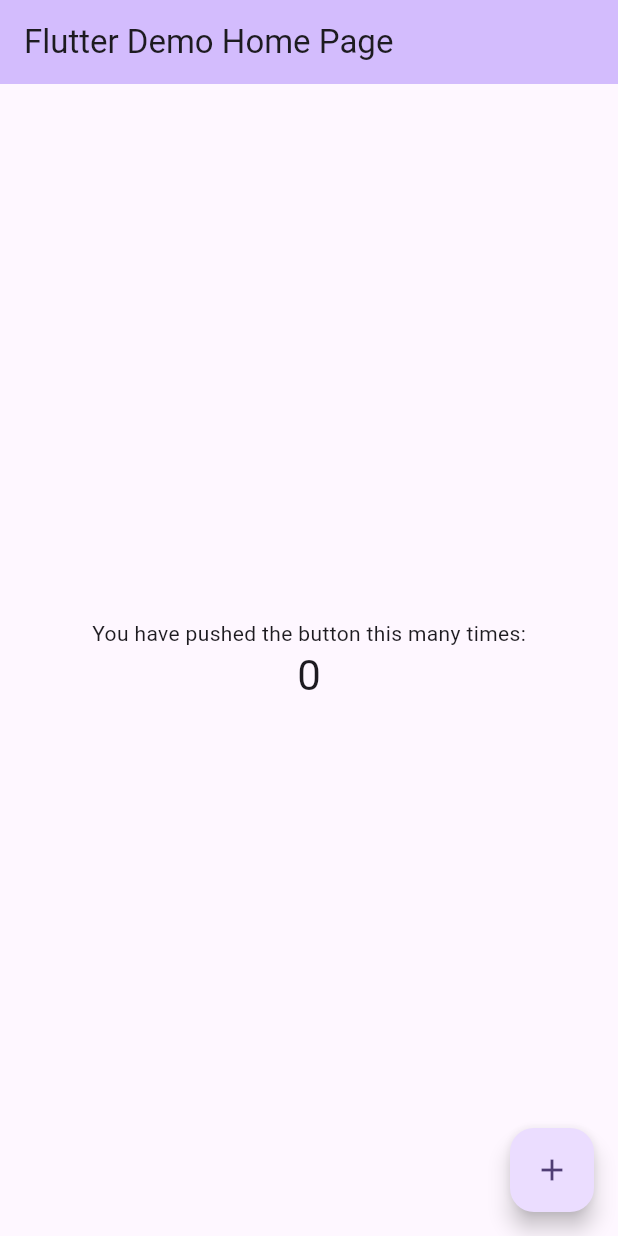
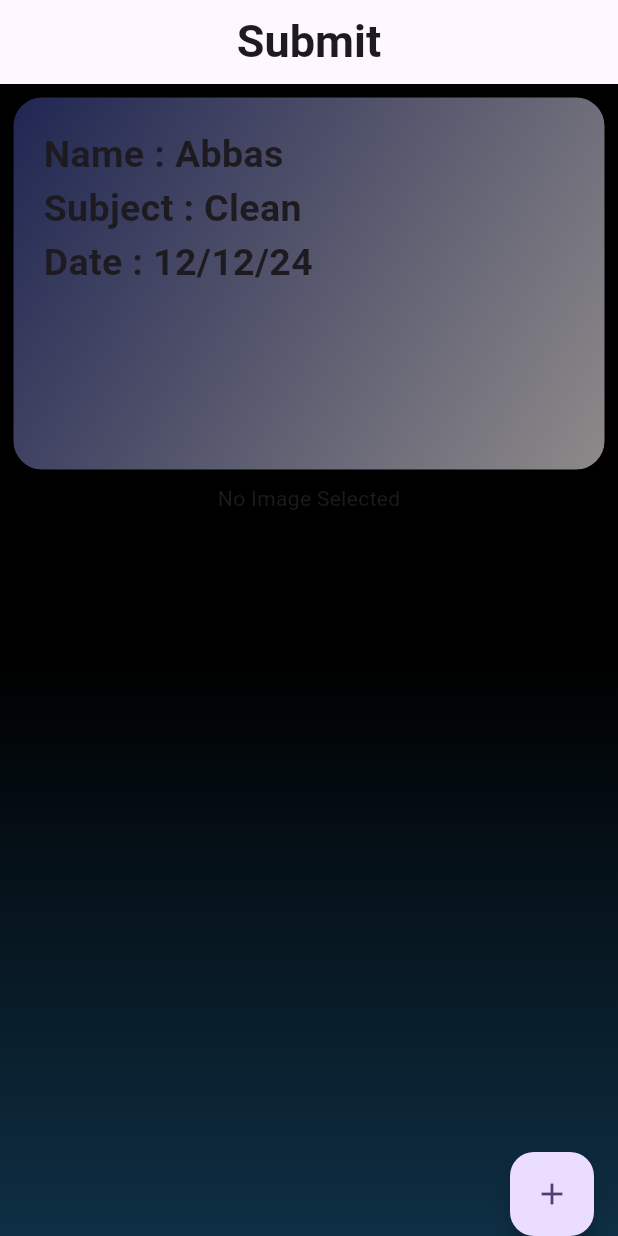
Before and after one commit to Ab2as/SwachhtaAdminWorker, a Flutter app: the screen it shows after launch, on a phone screen of 412 x 824 dp. Run offline on Flutter 3.47's test engine with Material 3 defaults, Android fonts, the light colour scheme and no system bars; our stand-ins replace firebase_core, image_picker; accounts and stored records are empty.

Commit message:
second commit

```diff
--- a/lib/main.dart
+++ b/lib/main.dart
@@ -1,125 +1,26 @@
+import 'package:firebase_core/firebase_core.dart';
 import 'package:flutter/material.dart';
+import 'package:swachhta_app2/worker/submit.dart';
 
-void main() {
+void main() async {
+  WidgetsFlutterBinding.ensureInitialized();
+  await Firebase.initializeApp();
   runApp(const MyApp());
 }
 
 class MyApp extends StatelessWidget {
   const MyApp({super.key});
 
-  // This widget is the root of your application.
   @override
   Widget build(BuildContext context) {
     return MaterialApp(
       title: 'Flutter Demo',
       theme: ThemeData(
-        // This is the theme of your application.
-        //
-        // TRY THIS: Try running your application with "flutter run". You'll see
-        // the application has a purple toolbar. Then, without quitting the app,
-        // try changing the seedColor in the colorScheme below to Colors.green
-        // and then invoke "hot reload" (save your changes or press the "hot
-        // reload" button in a Flutter-supported IDE, or press "r" if you used
-        // the command line to start the app).
-        //
-        // Notice that the counter didn't reset back to zero; the application
-        // state is not lost during the reload. To reset the state, use hot
-        // restart instead.
-        //
-        // This works for code too, not just values: Most code changes can be
-        // tested with just a hot reload.
         colorScheme: ColorScheme.fromSeed(seedColor: Colors.deepPurple),
         useMaterial3: true,
       ),
-      home: const MyHomePage(title: 'Flutter Demo Home Page'),
+      debugShowCheckedModeBanner: false,
+      home: const SubmitScreen(),
     );
   }
 }
-
-class MyHomePage extends StatefulWidget {
-  const MyHomePage({super.key, required this.title});
-
-  // This widget is the home page of your application. It is stateful, meaning
-  // that it has a State object (defined below) that contains fields that affect
-  // how it looks.
-
-  // This class is the configuration for the state. It holds the values (in this
-  // case the title) provided by the parent (in this case the App widget) and
-  // used by the build method of the State. Fields in a Widget subclass are
-  // always marked "final".
-
-  final String title;
-
-  @override
-  State<MyHomePage> createState() => _MyHomePageState();
-}
-
-class _MyHomePageState extends State<MyHomePage> {
-  int _counter = 0;
-
-  void _incrementCounter() {
-    setState(() {
-      // This call to setState tells the Flutter framework that something has
-      // changed in this State, which causes it to rerun the build method below
-      // so that the display can reflect the updated values. If we changed
-      // _counter without calling setState(), then the build method would not be
-      // called again, and so nothing would appear to happen.
-      _counter++;
-    });
-  }
-
-  @override
-  Widget build(BuildContext context) {
-    // This method is rerun every time setState is called, for instance as done
-    // by the _incrementCounter method above.
-    //
-    // The Flutter framework has been optimized to make rerunning build methods
-    // fast, so that you can just rebuild anything that needs updating rather
-    // than having to individually change instances of widgets.
-    return Scaffold(
-      appBar: AppBar(
-        // TRY THIS: Try changing the color here to a specific color (to
-        // Colors.amber, perhaps?) and trigger a hot reload to see the AppBar
-        // change color while the other colors stay the same.
-        backgroundColor: Theme.of(context).colorScheme.inversePrimary,
-        // Here we take the value from the MyHomePage object that was created by
-        // the App.build method, and use it to set our appbar title.
-        title: Text(widget.title),
-      ),
-      body: Center(
-        // Center is a layout widget. It takes a single child and positions it
-        // in the middle of the parent.
-        child: Column(
-          // Column is also a layout widget. It takes a list of children and
-          // arranges them vertically. By default, it sizes itself to fit its
-          // children horizontally, and tries to be as tall as its parent.
-          //
-          // Column has various properties to control how it sizes itself and
-          // how it positions its children. Here we use mainAxisAlignment to
-          // center the children vertically; the main axis here is the vertical
-          // axis because Columns are vertical (the cross axis would be
-          // horizontal).
-          //
-          // TRY THIS: Invoke "debug painting" (choose the "Toggle Debug Paint"
-          // action in the IDE, or press "p" in the console), to see the
-          // wireframe for each widget.
-          mainAxisAlignment: MainAxisAlignment.center,
-          children: <Widget>[
-            const Text(
-              'You have pushed the button this many times:',
-            ),
-            Text(
-              '$_counter',
-              style: Theme.of(context).textTheme.headlineMedium,
-            ),
-          ],
-        ),
-      ),
-      floatingActionButton: FloatingActionButton(
-        onPressed: _incrementCounter,
-        tooltip: 'Increment',
-        child: const Icon(Icons.add),
-      ), // This trailing comma makes auto-formatting nicer for build methods.
-    );
-  }
-}
--- /dev/null
+++ b/lib/worker/submit.dart
@@ -0,0 +1,134 @@
+import 'dart:io';
+
+import 'package:flutter/material.dart';
+import 'package:image_picker/image_picker.dart';
+import 'package:swachhta_app2/worker/utils/app_image_pick.dart';
+
+class SubmitScreen extends StatefulWidget {
+  const SubmitScreen({super.key});
+
+  @override
+  State<SubmitScreen> createState() => _SubmitScreenState();
+}
+
+class _SubmitScreenState extends State<SubmitScreen> {
+  File? image;
+
+  pickImage(ImageSource source) {
+    AppImagePicker(source: source).pick(onPick: (File? image) {
+      setState(() {
+        this.image = image;
+      });
+    });
+  }
+
+  @override
+  Widget build(BuildContext context) {
+    return Scaffold(
+      appBar: AppBar(
+        title: const Text(
+          "Submit",
+          style: TextStyle(fontSize: 30, fontWeight: FontWeight.bold),
+        ),
+        centerTitle: true,
+      ),
+      body: Container(
+        decoration: BoxDecoration(
+            gradient: LinearGradient(
+                colors: [Color.fromARGB(255, 14, 47, 68), Colors.black],
+                begin: Alignment.bottomRight,
+                end: Alignment.centerRight)),
+        child: Column(
+          children: [
+            Padding(
+              padding: const EdgeInsets.all(8.0),
+              child: Container(
+                height: 250,
+                width: double.infinity,
+                decoration: BoxDecoration(
+                  // color: Color.fromARGB(255, 55, 62, 118),
+                  gradient: const LinearGradient(colors: [
+                    Color.fromARGB(255, 32, 38, 82),
+                    Color.fromARGB(255, 142, 138, 138),
+                  ], begin: Alignment.topLeft, end: Alignment.bottomRight),
+                  borderRadius: BorderRadius.circular(20),
+                  border: Border.all(width: 1),
+                ),
+                child: const Padding(
+                  padding: EdgeInsets.all(20),
+                  child: Column(
+                    children: [
+                      Row(
+                        children: [
+                          Text(
+                            "Name : ",
+                            style: TextStyle(
+                                fontSize: 25, fontWeight: FontWeight.bold),
+                          ),
+                          Text(
+                            "Abbas",
+                            style: TextStyle(
+                                fontSize: 25, fontWeight: FontWeight.bold),
+                          ),
+                        ],
+                      ),
+                      Row(
+                        children: [
+                          Text(
+                            "Subject : ",
+                            style: TextStyle(
+                                fontSize: 25, fontWeight: FontWeight.bold),
+                          ),
+                          Text(
+                            "Clean",
+                            style: TextStyle(
+                                fontSize: 25, fontWeight: FontWeight.bold),
+                          ),
+                        ],
+                      ),
+                      Row(
+                        children: [
+                          Text(
+                            "Date : ",
+                            style: TextStyle(
+                                fontSize: 25, fontWeight: FontWeight.bold),
+                          ),
+                          Text(
+                            "12/12/24",
+                            style: TextStyle(
+                                fontSize: 25, fontWeight: FontWeight.bold),
+                          ),
+                        ],
+                      ),
+                    ],
+                  ),
+                ),
+              ),
+            ),
+            image != null
+                ? Padding(
+                    padding: const EdgeInsets.all(8.0),
+                    child: Container(
+                      height: 300,
+                      width: 400,
+                      decoration: BoxDecoration(border: Border.all(width: 1.5)),
+                      child: Image.file(
+                        image!,
+                        fit: BoxFit.cover,
+                      ),
+                    ),
+                  )
+                : const Text("No Image Selected"),
+          ],
+        ),
+      ),
+      floatingActionButtonLocation: FloatingActionButtonLocation.endDocked,
+      floatingActionButton: FloatingActionButton(
+        onPressed: () {
+          pickImage(ImageSource.camera);
+        },
+        child: Icon(Icons.add),
+      ),
+    );
+  }
+}
--- /dev/null
+++ b/lib/worker/utils/app_image_pick.dart
@@ -0,0 +1,18 @@
+import 'dart:io';
+
+import 'package:image_picker/image_picker.dart';
+
+class AppImagePicker {
+  ImageSource source;
+  AppImagePicker({required this.source});
+
+  pick({onPick}) async {
+    final ImagePicker picker = ImagePicker();
+    final image = await picker.pickImage(source: source);
+    if (image != null) {
+      onPick(File(image.path));
+    } else {
+      onPick(null);
+    }
+  }
+}
```
Also changed, not shown: lib/admin/departmentlist.dart (added, +151 -0 lines), lib/worker/complete.dart (added, +116 -0 lines), lib/worker/pending.dart (added, +136 -0 lines), pubspec.yaml (+6 -2 lines), lib/admin/problemlist.dart (added), pubspec.lock, 9 other files.
